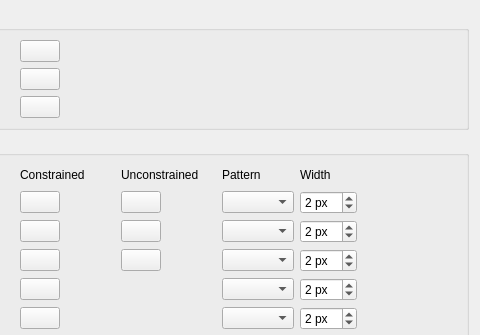
southseact-3d/fcd, file src/Mod/Sketcher/Gui/SketcherSettingsAppearance.ui: the form before one commit; both pictures show x 209 to 689 and y 0 to 335 of the 689 by 863 pixel window.
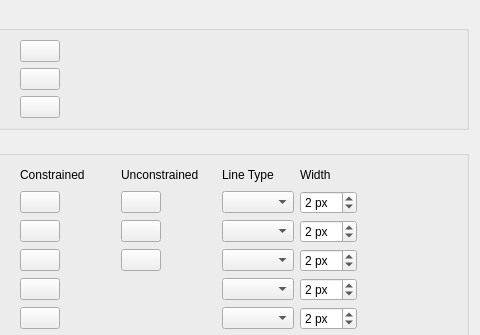
The form after the commit. Custom widgets are drawn as their Qt base class.

The edit to the form file:
```diff
--- a/src/Mod/Sketcher/Gui/SketcherSettingsAppearance.ui
+++ b/src/Mod/Sketcher/Gui/SketcherSettingsAppearance.ui
@@ -168,7 +168,7 @@
       <item row="1" column="3">
        <widget class="QLabel" name="label_pattern">
         <property name="text">
-         <string>Pattern</string>
+         <string>Line Type</string>
         </property>
        </widget>
       </item>
```
Left out of the diff: 2 changed lines with no effect on the pictures.
